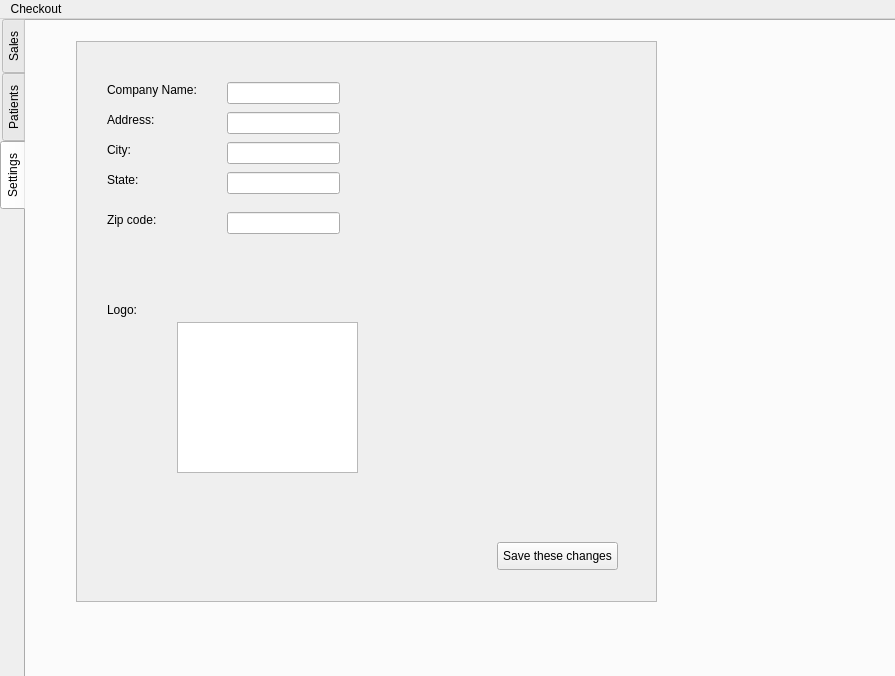
Old version of the form mainwindow.ui in the repository WNewsome/Pharmaceutical-Point-of-Sale.
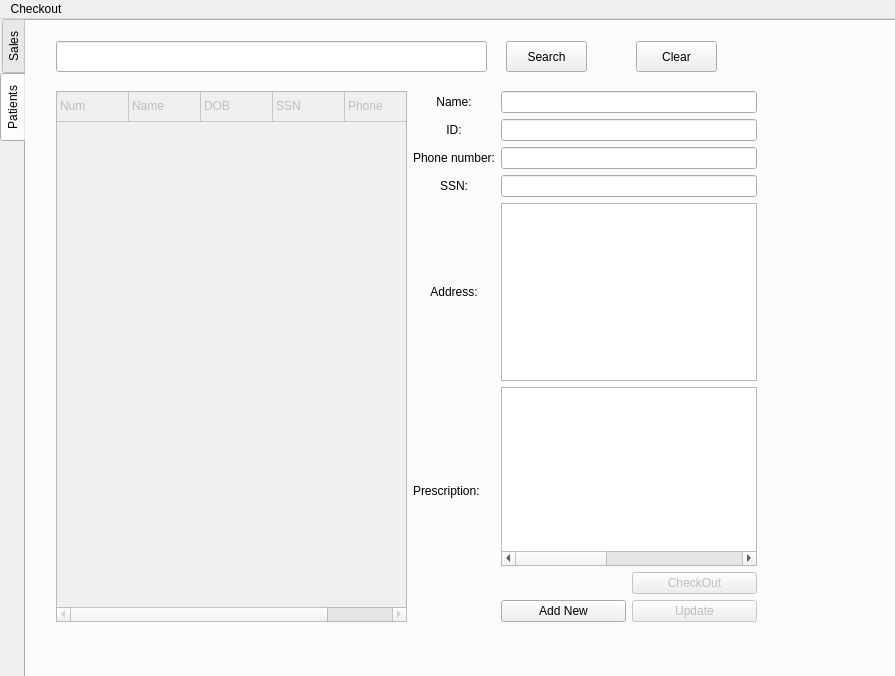
New version of the form.

Commit message: Settings screen

Diff of the .ui file:
```diff
--- a/mainwindow.ui
+++ b/mainwindow.ui
@@ -33,7 +33,7 @@
      <enum>QTabWidget::West</enum>
     </property>
     <property name="currentIndex">
-     <number>2</number>
+     <number>1</number>
     </property>
     <widget class="QWidget" name="tab">
      <attribute name="title">
@@ -402,210 +402,6 @@
       </property>
      </widget>
     </widget>
-    <widget class="QWidget" name="tab_4">
-     <attribute name="title">
-      <string>Settings</string>
-     </attribute>
-     <widget class="QScrollArea" name="scrollArea_2">
-      <property name="geometry">
-       <rect>
-        <x>50</x>
-        <y>20</y>
-        <width>581</width>
-        <height>561</height>
-       </rect>
-      </property>
-      <property name="widgetResizable">
-       <bool>true</bool>
-      </property>
-      <widget class="QWidget" name="scrollAreaWidgetContents_2">
-       <property name="geometry">
-        <rect>
-         <x>0</x>
-         <y>0</y>
-         <width>579</width>
-         <height>559</height>
-        </rect>
-       </property>
-       <widget class="QLabel" name="label_14">
-        <property name="geometry">
-         <rect>
-          <x>30</x>
-          <y>40</y>
-          <width>111</width>
-          <height>16</height>
-         </rect>
-        </property>
-        <property name="font">
-         <font>
-          <pointsize>9</pointsize>
-         </font>
-        </property>
-        <property name="text">
-         <string>Company Name:</string>
-        </property>
-       </widget>
-       <widget class="QLabel" name="label_15">
-        <property name="geometry">
-         <rect>
-          <x>30</x>
-          <y>260</y>
-          <width>55</width>
-          <height>16</height>
-         </rect>
-        </property>
-        <property name="text">
-         <string>Logo:</string>
-        </property>
-       </widget>
-       <widget class="QLabel" name="label_16">
-        <property name="geometry">
-         <rect>
-          <x>30</x>
-          <y>70</y>
-          <width>55</width>
-          <height>16</height>
-         </rect>
-        </property>
-        <property name="font">
-         <font>
-          <pointsize>9</pointsize>
-         </font>
-        </property>
-        <property name="text">
-         <string>Address:</string>
-        </property>
-       </widget>
-       <widget class="QPushButton" name="pushButton">
-        <property name="geometry">
-         <rect>
-          <x>420</x>
-          <y>500</y>
-          <width>121</width>
-          <height>28</height>
-         </rect>
-        </property>
-        <property name="text">
-         <string>Save these changes</string>
-        </property>
-       </widget>
-       <widget class="QLineEdit" name="lineEdit_3">
-        <property name="geometry">
-         <rect>
-          <x>150</x>
-          <y>40</y>
-          <width>113</width>
-          <height>22</height>
-         </rect>
-        </property>
-       </widget>
-       <widget class="QLineEdit" name="lineEdit_4">
-        <property name="geometry">
-         <rect>
-          <x>150</x>
-          <y>70</y>
-          <width>113</width>
-          <height>22</height>
-         </rect>
-        </property>
-       </widget>
-       <widget class="QGraphicsView" name="graphicsView_3">
-        <property name="geometry">
-         <rect>
-          <x>100</x>
-          <y>280</y>
-          <width>181</width>
-          <height>151</height>
-         </rect>
-        </property>
-       </widget>
-       <widget class="QLabel" name="label_17">
-        <property name="geometry">
-         <rect>
-          <x>30</x>
-          <y>100</y>
-          <width>55</width>
-          <height>16</height>
-         </rect>
-        </property>
-        <property name="font">
-         <font>
-          <pointsize>9</pointsize>
-         </font>
-        </property>
-        <property name="text">
-         <string>City:</string>
-        </property>
-       </widget>
-       <widget class="QLabel" name="label_18">
-        <property name="geometry">
-         <rect>
-          <x>30</x>
-          <y>130</y>
-          <width>55</width>
-          <height>16</height>
-         </rect>
-        </property>
-        <property name="font">
-         <font>
-          <pointsize>9</pointsize>
-         </font>
-        </property>
-        <property name="text">
-         <string>State:</string>
-        </property>
-       </widget>
-       <widget class="QLineEdit" name="lineEdit_5">
-        <property name="geometry">
-         <rect>
-          <x>150</x>
-          <y>100</y>
-          <width>113</width>
-          <height>22</height>
-         </rect>
-        </property>
-       </widget>
-       <widget class="QLineEdit" name="lineEdit_6">
-        <property name="geometry">
-         <rect>
-          <x>150</x>
-          <y>130</y>
-          <width>113</width>
-          <height>22</height>
-         </rect>
-        </property>
-       </widget>
-       <widget class="QLabel" name="label_19">
-        <property name="geometry">
-         <rect>
-          <x>30</x>
-          <y>170</y>
-          <width>71</width>
-          <height>16</height>
-         </rect>
-        </property>
-        <property name="font">
-         <font>
-          <pointsize>9</pointsize>
-         </font>
-        </property>
-        <property name="text">
-         <string>Zip code:</string>
-        </property>
-       </widget>
-       <widget class="QLineEdit" name="lineEdit_7">
-        <property name="geometry">
-         <rect>
-          <x>150</x>
-          <y>170</y>
-          <width>113</width>
-          <height>22</height>
-         </rect>
-        </property>
-       </widget>
-      </widget>
-     </widget>
-    </widget>
    </widget>
   </widget>
   <widget class="QMenuBar" name="menuBar">
```
The commit also changes 5 other files.
